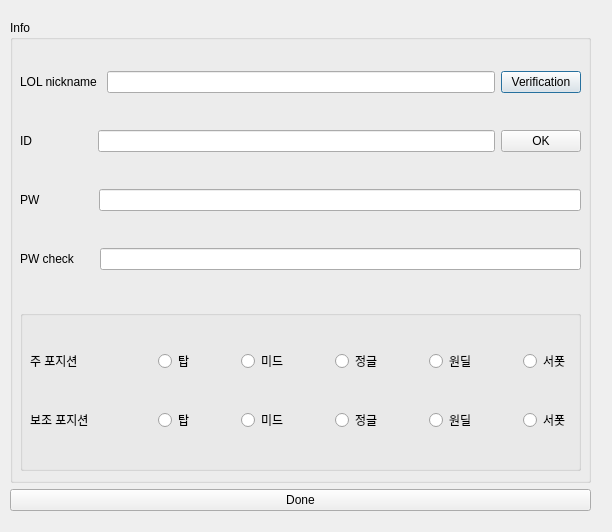
Above: signup.ui from CAU-OSS-2019/team-project-team17 before the change. Below: the same form after it.
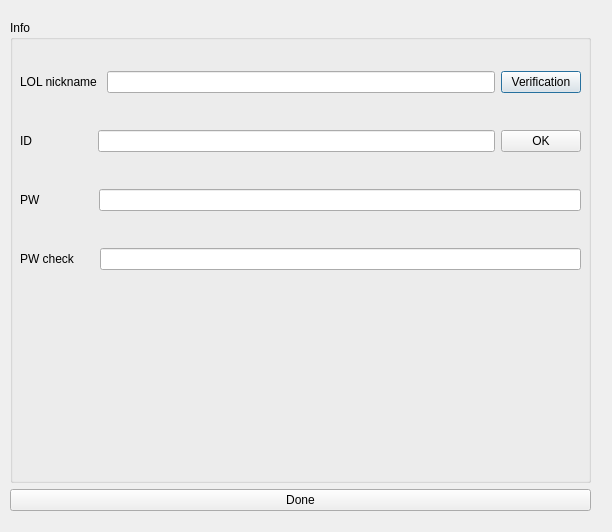
That is the form after the change.

What changed in the file:
```diff
--- a/signup.ui
+++ b/signup.ui
@@ -126,270 +126,6 @@
         </item>
        </layout>
       </widget>
-      <widget class="QGroupBox" name="groupBox_2">
-       <property name="geometry">
-        <rect>
-         <x>10</x>
-         <y>290</y>
-         <width>561</width>
-         <height>161</height>
-        </rect>
-       </property>
-       <property name="title">
-        <string/>
-       </property>
-       <widget class="QWidget" name="gridLayoutWidget">
-        <property name="geometry">
-         <rect>
-          <x>10</x>
-          <y>10</y>
-          <width>541</width>
-          <height>141</height>
-         </rect>
-        </property>
-        <layout class="QGridLayout" name="gridLayout">
-         <item row="1" column="2">
-          <layout class="QHBoxLayout" name="horizontalLayout_5">
-           <item>
-            <widget class="QRadioButton" name="radioButton_5">
-             <property name="text">
-              <string>탑</string>
-             </property>
-             <attribute name="buttonGroup">
-              <string notr="true">buttonGroup</string>
-             </attribute>
-            </widget>
-           </item>
-           <item>
-            <spacer name="horizontalSpacer_6">
-             <property name="orientation">
-              <enum>Qt::Horizontal</enum>
-             </property>
-             <property name="sizeHint" stdset="0">
-              <size>
-               <width>40</width>
-               <height>20</height>
-              </size>
-             </property>
-            </spacer>
-           </item>
-           <item>
-            <widget class="QRadioButton" name="radioButton_4">
-             <property name="text">
-              <string>미드</string>
-             </property>
-             <attribute name="buttonGroup">
-              <string notr="true">buttonGroup</string>
-             </attribute>
-            </widget>
-           </item>
-           <item>
-            <spacer name="horizontalSpacer_3">
-             <property name="orientation">
-              <enum>Qt::Horizontal</enum>
-             </property>
-             <property name="sizeHint" stdset="0">
-              <size>
-               <width>40</width>
-               <height>20</height>
-              </size>
-             </property>
-            </spacer>
-           </item>
-           <item>
-            <widget class="QRadioButton" name="radioButton_3">
-             <property name="text">
-              <string>정글</string>
-             </property>
-             <attribute name="buttonGroup">
-              <string notr="true">buttonGroup</string>
-             </attribute>
-            </widget>
-           </item>
-           <item>
-            <spacer name="horizontalSpacer_4">
-             <property name="orientation">
-              <enum>Qt::Horizontal</enum>
-             </property>
-             <property name="sizeHint" stdset="0">
-              <size>
-               <width>40</width>
-               <height>20</height>
-              </size>
-             </property>
-            </spacer>
-           </item>
-           <item>
-            <widget class="QRadioButton" name="radioButton_2">
-             <property name="text">
-              <string>원딜</string>
-             </property>
-             <attribute name="buttonGroup">
-              <string notr="true">buttonGroup</string>
-             </attribute>
-            </widget>
-           </item>
-           <item>
-            <spacer name="horizontalSpacer_5">
-             <property name="orientation">
-              <enum>Qt::Horizontal</enum>
-             </property>
-             <property name="sizeHint" stdset="0">
-              <size>
-               <width>40</width>
-               <height>20</height>
-              </size>
-             </property>
-            </spacer>
-           </item>
-           <item>
-            <widget class="QRadioButton" name="radioButton">
-             <property name="text">
-              <string>서폿</string>
-             </property>
-             <attribute name="buttonGroup">
-              <string notr="true">buttonGroup</string>
-             </attribute>
-            </widget>
-           </item>
-          </layout>
-         </item>
-         <item row="2" column="2">
-          <layout class="QHBoxLayout" name="horizontalLayout_6">
-           <item>
-            <widget class="QRadioButton" name="radioButton_6">
-             <property name="text">
-              <string>탑</string>
-             </property>
-             <attribute name="buttonGroup">
-              <string notr="true">buttonGroup_2</string>
-             </attribute>
-            </widget>
-           </item>
-           <item>
-            <spacer name="horizontalSpacer_2">
-             <property name="orientation">
-              <enum>Qt::Horizontal</enum>
-             </property>
-             <property name="sizeHint" stdset="0">
-              <size>
-               <width>40</width>
-               <height>20</height>
-              </size>
-             </property>
-            </spacer>
-           </item>
-           <item>
-            <widget class="QRadioButton" name="radioButton_7">
-             <property name="text">
-              <string>미드</string>
-             </property>
-             <attribute name="buttonGroup">
-              <string notr="true">buttonGroup_2</string>
-             </attribute>
-            </widget>
-           </item>
-           <item>
-            <spacer name="horizontalSpacer_7">
-             <property name="orientation">
-              <enum>Qt::Horizontal</enum>
-             </property>
-             <property name="sizeHint" stdset="0">
-              <size>
-               <width>40</width>
-               <height>20</height>
-              </size>
-             </property>
-            </spacer>
-           </item>
-           <item>
-            <widget class="QRadioButton" name="radioButton_8">
-             <property name="text">
-              <string>정글</string>
-             </property>
-             <attribute name="buttonGroup">
-              <string notr="true">buttonGroup_2</string>
-             </attribute>
-            </widget>
-           </item>
-           <item>
-            <spacer name="horizontalSpacer_8">
-             <property name="orientation">
-              <enum>Qt::Horizontal</enum>
-             </property>
-             <property name="sizeHint" stdset="0">
-              <size>
-               <width>40</width>
-               <height>20</height>
-              </size>
-             </property>
-            </spacer>
-           </item>
-           <item>
-            <widget class="QRadioButton" name="radioButton_9">
-             <property name="text">
-              <string>원딜</string>
-             </property>
-             <attribute name="buttonGroup">
-              <string notr="true">buttonGroup_2</string>
-             </attribute>
-            </widget>
-           </item>
-           <item>
-            <spacer name="horizontalSpacer_9">
-             <property name="orientation">
-              <enum>Qt::Horizontal</enum>
-             </property>
-             <property name="sizeHint" stdset="0">
-              <size>
-               <width>40</width>
-               <height>20</height>
-              </size>
-             </property>
-            </spacer>
-           </item>
-           <item>
-            <widget class="QRadioButton" name="radioButton_10">
-             <property name="text">
-              <string>서폿</string>
-             </property>
-             <attribute name="buttonGroup">
-              <string notr="true">buttonGroup_2</string>
-             </attribute>
-            </widget>
-           </item>
-          </layout>
-         </item>
-         <item row="1" column="0">
-          <widget class="QLabel" name="label_5">
-           <property name="text">
-            <string>주 포지션</string>
-           </property>
-          </widget>
-         </item>
-         <item row="2" column="0">
-          <widget class="QLabel" name="label_6">
-           <property name="text">
-            <string>보조 포지션</string>
-           </property>
-          </widget>
-         </item>
-         <item row="1" column="1">
-          <spacer name="horizontalSpacer">
-           <property name="orientation">
-            <enum>Qt::Horizontal</enum>
-           </property>
-           <property name="sizeHint" stdset="0">
-            <size>
-             <width>40</width>
-             <height>20</height>
-            </size>
-           </property>
-          </spacer>
-         </item>
-        </layout>
-       </widget>
-      </widget>
      </widget>
     </item>
     <item>
```
Left out of the diff: 8 changed lines with no effect on the pictures.
